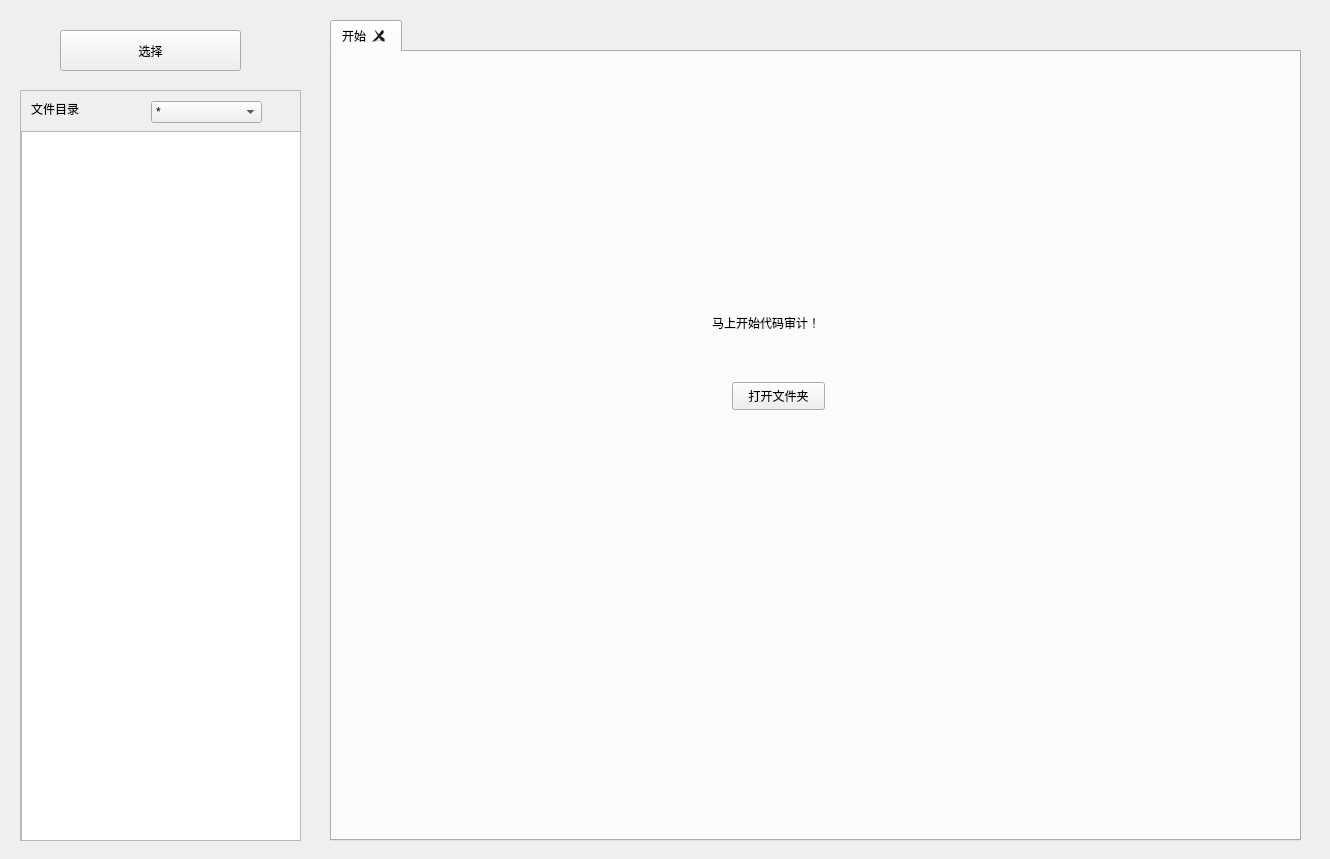
First picture: the form in UI/codeAudit/codeAuditWidget.ui, repository Whitepinkwolf/Code-Reviewer-Porject, before the edit.
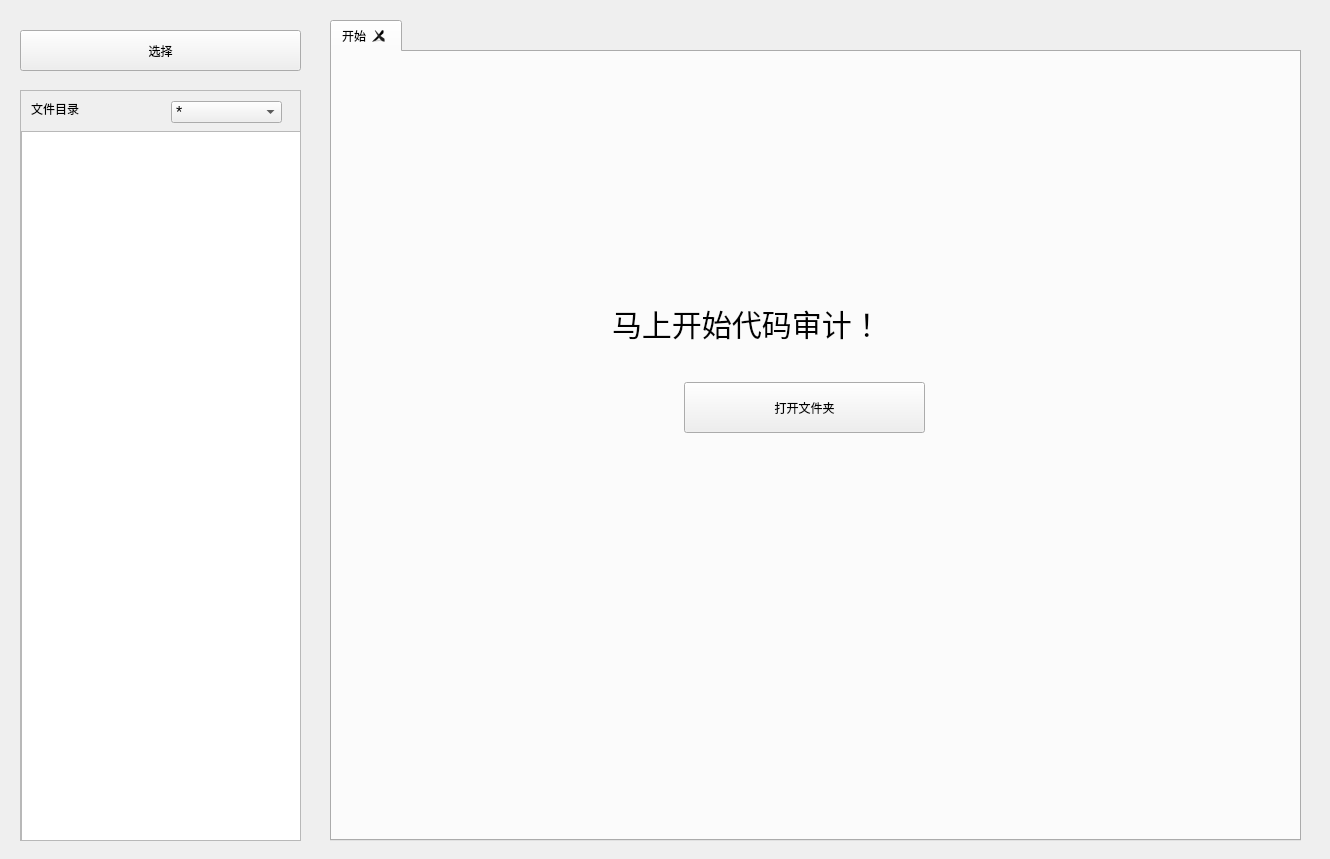
Second picture: the form after the edit. Custom widgets are drawn as their Qt base class.

The edit to the form file:
```diff
--- a/UI/codeAudit/codeAuditWidget.ui
+++ b/UI/codeAudit/codeAuditWidget.ui
@@ -13,6 +13,20 @@
   <property name="windowTitle">
    <string>Form</string>
   </property>
+  <property name="styleSheet">
+   <string notr="true">/* 设置ComboBox字体大小为16 */
+QComboBox {
+    font-size: 16px;
+}
+
+/* 设置PushButton中设定的菜单字体大小为16 */
+QPushButton::menu {
+    font-size: 16px;
+}
+QTabWidget::tab {
+    font-size: 16px;
+}</string>
+  </property>
   <widget class="QScrollArea" name="scrollArea">
    <property name="geometry">
     <rect>
@@ -60,7 +74,7 @@
     <widget class="QComboBox" name="ChooseComboBox">
      <property name="geometry">
       <rect>
-       <x>130</x>
+       <x>150</x>
        <y>10</y>
        <width>111</width>
        <height>22</height>
@@ -98,6 +112,12 @@
      <height>821</height>
     </rect>
    </property>
+   <property name="styleSheet">
+    <string notr="true">QTabWidget::tab {
+    font-size: 16px;
+}
+</string>
+   </property>
    <property name="currentIndex">
     <number>0</number>
    </property>
@@ -117,12 +137,18 @@
     <widget class="QLabel" name="label_2">
      <property name="geometry">
       <rect>
-       <x>380</x>
+       <x>280</x>
        <y>230</y>
-       <width>211</width>
+       <width>401</width>
        <height>81</height>
       </rect>
      </property>
+     <property name="styleSheet">
+      <string notr="true">QLabel {
+    font-size: 30px; 
+	qproperty-alignment: AlignCenter;
+}</string>
+     </property>
      <property name="text">
       <string>马上开始代码审计！</string>
      </property>
@@ -130,10 +156,10 @@
     <widget class="QPushButton" name="OpenPushButton">
      <property name="geometry">
       <rect>
-       <x>400</x>
+       <x>352</x>
        <y>330</y>
-       <width>93</width>
-       <height>28</height>
+       <width>241</width>
+       <height>51</height>
       </rect>
      </property>
      <property name="text">
@@ -145,9 +171,9 @@
   <widget class="codeAuditMenuButton" name="ChooseActionPushButton">
    <property name="geometry">
     <rect>
-     <x>60</x>
+     <x>20</x>
      <y>30</y>
-     <width>181</width>
+     <width>281</width>
      <height>41</height>
     </rect>
    </property>
```
Left out of the diff: 2 changed lines with no effect on the pictures.
